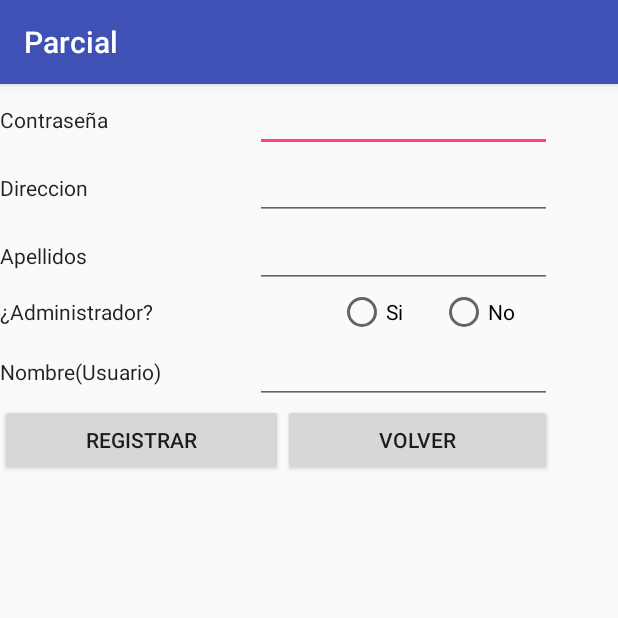
After one commit to tatianEsponda/parcial, an Android app: the ActivityRegistro screen opened directly, with no data from a screen before it, on a phone screen of 412 x 824 dp, the top half of it. The commit adds this screen. Run offline under Robolectric (Android 15) with nearby library versions, the phone set to English and light mode, and no system bars.

Commit message:
Interfaz registrar

```diff
--- a/app/src/main/AndroidManifest.xml
+++ b/app/src/main/AndroidManifest.xml
@@ -16,7 +16,8 @@
                 <category android:name="android.intent.category.LAUNCHER" />
             </intent-filter>
         </activity>
-        <activity android:name=".ActivityRegistrar"></activity>
+        <activity android:name=".ActivityLista" />
+        <activity android:name=".ActivityRegistro"></activity>
     </application>
 
 </manifest>
--- /dev/null
+++ b/app/src/main/java/com/example/tatiana/parcial/ActivityLista.java
@@ -0,0 +1,13 @@
+package com.example.tatiana.parcial;
+
+import android.support.v7.app.AppCompatActivity;
+import android.os.Bundle;
+
+public class ActivityLista extends AppCompatActivity {
+
+    @Override
+    protected void onCreate(Bundle savedInstanceState) {
+        super.onCreate(savedInstanceState);
+        setContentView(R.layout.activity_lista);
+    }
+}
--- /dev/null
+++ b/app/src/main/java/com/example/tatiana/parcial/ActivityRegistro.java
@@ -0,0 +1,13 @@
+package com.example.tatiana.parcial;
+
+import android.support.v7.app.AppCompatActivity;
+import android.os.Bundle;
+
+public class ActivityRegistro extends AppCompatActivity {
+
+    @Override
+    protected void onCreate(Bundle savedInstanceState) {
+        super.onCreate(savedInstanceState);
+        setContentView(R.layout.activity_registro);
+    }
+}
--- a/app/src/main/java/com/example/tatiana/parcial/MainActivity.java
+++ b/app/src/main/java/com/example/tatiana/parcial/MainActivity.java
@@ -1,14 +1,24 @@
 package com.example.tatiana.parcial;
 
+import android.content.Intent;
 import android.support.v7.app.AppCompatActivity;
 import android.os.Bundle;
+import android.view.View;
+import android.widget.Button;
 
 public class MainActivity extends AppCompatActivity {
-
+     Button btnRegistrar;
     @Override
     protected void onCreate(Bundle savedInstanceState) {
         super.onCreate(savedInstanceState);
         setContentView(R.layout.activity_main);
-
+     btnRegistrar =(Button)findViewById(R.id.butregis);
+        btnRegistrar.setOnClickListener(new View.OnClickListener() {
+            @Override
+            public void onClick(View v) {
+                Intent intent = new Intent(MainActivity.this,ActivityRegistro.class);
+                startActivity(intent);
+            }
+        });
     }
 }
--- /dev/null
+++ b/app/src/main/res/layout/activity_lista.xml
@@ -0,0 +1,9 @@
+<?xml version="1.0" encoding="utf-8"?>
+<android.support.constraint.ConstraintLayout xmlns:android="http://schemas.android.com/apk/res/android"
+    xmlns:app="http://schemas.android.com/apk/res-auto"
+    xmlns:tools="http://schemas.android.com/tools"
+    android:layout_width="match_parent"
+    android:layout_height="match_parent"
+    tools:context="com.example.tatiana.parcial.ActivityLista">
+
+</android.support.constraint.ConstraintLayout>
--- a/app/src/main/res/layout/activity_main.xml
+++ b/app/src/main/res/layout/activity_main.xml
@@ -30,13 +30,13 @@
             android:inputType="textPersonName" />
 
         <Button
-            android:id="@+id/button"
+            android:id="@+id/butingre"
             android:layout_width="match_parent"
             android:layout_height="wrap_content"
             android:text="Ingresar" />
 
         <Button
-            android:id="@+id/button2"
+            android:id="@+id/butregis"
             android:layout_width="match_parent"
             android:layout_height="wrap_content"
             android:text="Registrar" />
--- /dev/null
+++ b/app/src/main/res/layout/activity_registro.xml
@@ -0,0 +1,177 @@
+<?xml version="1.0" encoding="utf-8"?>
+<android.support.constraint.ConstraintLayout xmlns:android="http://schemas.android.com/apk/res/android"
+    xmlns:app="http://schemas.android.com/apk/res-auto"
+    xmlns:tools="http://schemas.android.com/tools"
+    android:layout_width="match_parent"
+    android:layout_height="match_parent"
+    tools:context="com.example.tatiana.parcial.ActivityRegistro">
+
+
+    <LinearLayout
+        android:layout_width="368dp"
+        android:layout_height="0dp"
+        android:orientation="vertical"
+        tools:layout_editor_absoluteX="8dp"
+        tools:layout_editor_absoluteY="8dp">
+
+        <LinearLayout
+            android:layout_width="match_parent"
+            android:layout_height="match_parent"
+            android:layout_weight="0.91"
+            android:orientation="horizontal"
+            android:weightSum="1"
+            tools:layout_editor_absoluteX="8dp"
+            tools:layout_editor_absoluteY="182dp">
+
+            <TextView
+                android:id="@+id/textView"
+                android:layout_width="0dp"
+                android:layout_height="wrap_content"
+                android:layout_weight="1"
+                android:text="Contraseña"
+                android:textAppearance="@style/TextAppearance.AppCompat"
+                tools:layout_editor_absoluteX="-344dp"
+                tools:layout_editor_absoluteY="213dp" />
+
+            <EditText
+                android:id="@+id/editText3"
+                android:layout_width="198dp"
+                android:layout_height="wrap_content"
+                android:layout_weight="1"
+                android:ems="10"
+                android:inputType="textPersonName"
+                tools:layout_editor_absoluteX="70dp"
+                tools:layout_editor_absoluteY="202dp" />
+        </LinearLayout>
+
+        <LinearLayout
+            android:layout_width="match_parent"
+            android:layout_height="match_parent"
+            android:layout_weight="0.91"
+            android:orientation="horizontal"
+            tools:layout_editor_absoluteX="8dp"
+            tools:layout_editor_absoluteY="118dp">
+
+            <TextView
+                android:id="@+id/textView"
+                android:layout_width="wrap_content"
+                android:layout_height="wrap_content"
+                android:layout_weight="0.91"
+                android:text="Direccion"
+                android:textAppearance="@style/TextAppearance.AppCompat" />
+
+            <EditText
+                android:id="@+id/editText3"
+                android:layout_width="198dp"
+                android:layout_height="wrap_content"
+                android:ems="10"
+                android:inputType="textPersonName" />
+        </LinearLayout>
+
+        <LinearLayout
+            android:layout_width="match_parent"
+            android:layout_height="match_parent"
+            android:layout_weight="0.91"
+            android:orientation="horizontal"
+            tools:layout_editor_absoluteX="8dp"
+            tools:layout_editor_absoluteY="55dp">
+
+            <TextView
+                android:id="@+id/textView"
+                android:layout_width="wrap_content"
+                android:layout_height="wrap_content"
+                android:layout_weight="0.91"
+                android:text="Apellidos"
+                android:textAppearance="@style/TextAppearance.AppCompat" />
+
+            <EditText
+                android:id="@+id/editText3"
+                android:layout_width="198dp"
+                android:layout_height="wrap_content"
+                android:ems="10"
+                android:inputType="textPersonName" />
+        </LinearLayout>
+
+        <LinearLayout
+            android:layout_width="match_parent"
+            android:layout_height="match_parent"
+            android:layout_weight="0.91"
+            android:orientation="horizontal"
+            tools:layout_editor_absoluteX="8dp"
+            tools:layout_editor_absoluteY="287dp">
+
+            <TextView
+                android:id="@+id/textView"
+                android:layout_width="wrap_content"
+                android:layout_height="wrap_content"
+                android:layout_weight="0.91"
+                android:text="¿Administrador?"
+                android:textAppearance="@style/TextAppearance.AppCompat" />
+
+            <RadioButton
+                android:id="@+id/radioButton"
+                android:layout_width="wrap_content"
+                android:layout_height="wrap_content"
+                android:layout_weight="0.18"
+                android:text="Si" />
+
+            <RadioButton
+                android:id="@+id/radioButton2"
+                android:layout_width="wrap_content"
+                android:layout_height="wrap_content"
+                android:layout_weight="0.18"
+                android:text="No" />
+
+        </LinearLayout>
+
+        <LinearLayout
+            android:layout_width="match_parent"
+            android:layout_height="match_parent"
+            android:layout_weight="0.91"
+            android:orientation="horizontal"
+            tools:layout_editor_absoluteX="8dp"
+            tools:layout_editor_absoluteY="6dp">
+
+            <TextView
+                android:id="@+id/textView"
+                android:layout_width="wrap_content"
+                android:layout_height="wrap_content"
+                android:layout_weight="1"
+                android:text="Nombre(Usuario)"
+                android:textAppearance="@style/TextAppearance.AppCompat" />
+
+            <EditText
+                android:id="@+id/editText3"
+                android:layout_width="198dp"
+                android:layout_height="wrap_content"
+                android:ems="10"
+                android:inputType="textPersonName" />
+        </LinearLayout>
+
+        <LinearLayout
+            android:layout_width="match_parent"
+            android:layout_height="match_parent"
+            android:layout_weight="0.91"
+            android:orientation="horizontal"
+            tools:layout_editor_absoluteX="8dp"
+            tools:layout_editor_absoluteY="355dp">
+
+            <Button
+                android:id="@+id/button"
+                android:layout_width="wrap_content"
+                android:layout_height="wrap_content"
+                android:layout_weight="0.18"
+                android:text="Registrar" />
+
+            <Button
+                android:id="@+id/button2"
+                android:layout_width="wrap_content"
+                android:layout_height="wrap_content"
+                android:layout_weight="0.18"
+                android:text="Volver" />
+
+        </LinearLayout>
+
+    </LinearLayout>
+
+</android.support.constraint.ConstraintLayout>
```
